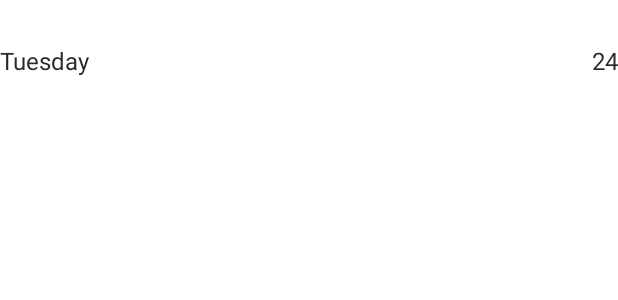
After one commit to Karthik2007/GoWeather, an Android app: the layout list_item_forecast.xml on its own in the app's theme, with its tools: preview values and no code run, on a phone screen of 412 x 824 dp. The commit adds this screen. Shown: the top 300 px of the screen. Run offline under Robolectric (Android 15) with nearby library versions, the phone set to English and light mode, and no system bars.

Commit message:
Today temp - success case flow

```diff
--- a/app/src/main/java/com/karthik/goweather/weather/data/api/WeatherApi.kt
+++ b/app/src/main/java/com/karthik/goweather/weather/data/api/WeatherApi.kt
@@ -12,6 +12,6 @@ import retrofit2.http.Query
 interface WeatherApi {
 
     @GET("/v1/forecast.json")
-    fun getForecast(@Query("days")days: Int): Call<ForecastResponse>
+    fun getForecast(@Query("days")days: Int, @Query("q")region: String): Call<ForecastResponse>
 
 }
--- a/app/src/main/java/com/karthik/goweather/weather/data/repo/WeatherRepository.kt
+++ b/app/src/main/java/com/karthik/goweather/weather/data/repo/WeatherRepository.kt
@@ -21,12 +21,12 @@ class WeatherRepository(
     private val dispatcherProvider: CoroutineDispatcherProvider
 ) {
 
-    suspend fun getForecast(days: Int): Either<Failure, BaseResponse<ForecastResponse>> =
+    suspend fun getForecast(days: Int, region: String): Either<Failure, BaseResponse<ForecastResponse>> =
 
         withContext(dispatcherProvider.IO) {
 
             return@withContext try {
-                val response = weatherApi.getForecast(days).execute()
+                val response = weatherApi.getForecast(days,region).execute()
 
                 when (response.isSuccessful && response.body() != null) {
                     true -> {
--- a/app/src/main/java/com/karthik/goweather/weather/viewmodel/WeatherViewModel.kt
+++ b/app/src/main/java/com/karthik/goweather/weather/viewmodel/WeatherViewModel.kt
@@ -47,7 +47,7 @@ class WeatherViewModel(
     {
         _progressLoading.value = true
         uiScope.launch{
-            val response =  weatherRepository.getForecast(FORECAST_DAYS)
+            val response =  weatherRepository.getForecast(FORECAST_DAYS,"Paris")
             response.either(::handleFetchForecastFailure, ::handleFetchForecastSuccess)
             _progressLoading.value = false
         }
--- /dev/null
+++ b/app/src/main/res/layout/list_item_forecast.xml
@@ -0,0 +1,38 @@
+<?xml version="1.0" encoding="utf-8"?>
+
+<layout
+        xmlns:android="http://schemas.android.com/apk/res/android"
+        xmlns:app="http://schemas.android.com/apk/res-auto"
+        xmlns:tools="http://schemas.android.com/tools">
+
+
+    <androidx.constraintlayout.widget.ConstraintLayout
+
+            android:layout_width="match_parent"
+            android:layout_height="80dp">
+
+        <TextView
+                tools:text="Tuesday"
+                android:layout_width="wrap_content"
+                android:layout_height="wrap_content"
+                android:textColor="@color/colorTempText"
+                android:fontFamily="sans-serif"
+                android:textSize="16sp"
+                android:id="@+id/day_view" app:layout_constraintStart_toStartOf="parent"
+                app:layout_constraintTop_toTopOf="parent"
+                app:layout_constraintBottom_toBottomOf="parent"/>
+        <TextView
+                tools:text="24"
+                android:layout_width="wrap_content"
+                android:layout_height="wrap_content"
+                android:fontFamily="sans-serif"
+                android:textSize="16sp"
+                android:textColor="@color/colorTempText"
+                android:id="@+id/temp_view"
+                app:layout_constraintEnd_toEndOf="parent"
+                app:layout_constraintTop_toTopOf="parent"
+                app:layout_constraintBottom_toBottomOf="parent"
+        />
+    </androidx.constraintlayout.widget.ConstraintLayout>
+
+</layout>
--- a/app/src/main/res/values/colors.xml
+++ b/app/src/main/res/values/colors.xml
@@ -3,7 +3,11 @@
     <color name="colorPrimary">#4CAF50</color>
     <color name="colorPrimaryDark">#388E3C</color>
     <color name="colorAccent">#D81B60</color>
+
+
     <color name="colorBGScreen">#F5F6F7</color>
+    <color name="colorTempText">#2A2A2A</color>
+    <color name="colorRegionText">#556799</color>
 
 
     <color name="colorTextWhite">#FFFFFF</color>
```
Also changed, not shown: app/src/main/java/com/karthik/goweather/base/di/NetworkModule.kt (+8 -2 lines), app/src/main/java/com/karthik/goweather/weather/ui/view/WeatherActivity.kt (+13 -1 lines), app/src/main/res/layout/activity_weather.xml (+46 -0 lines).
